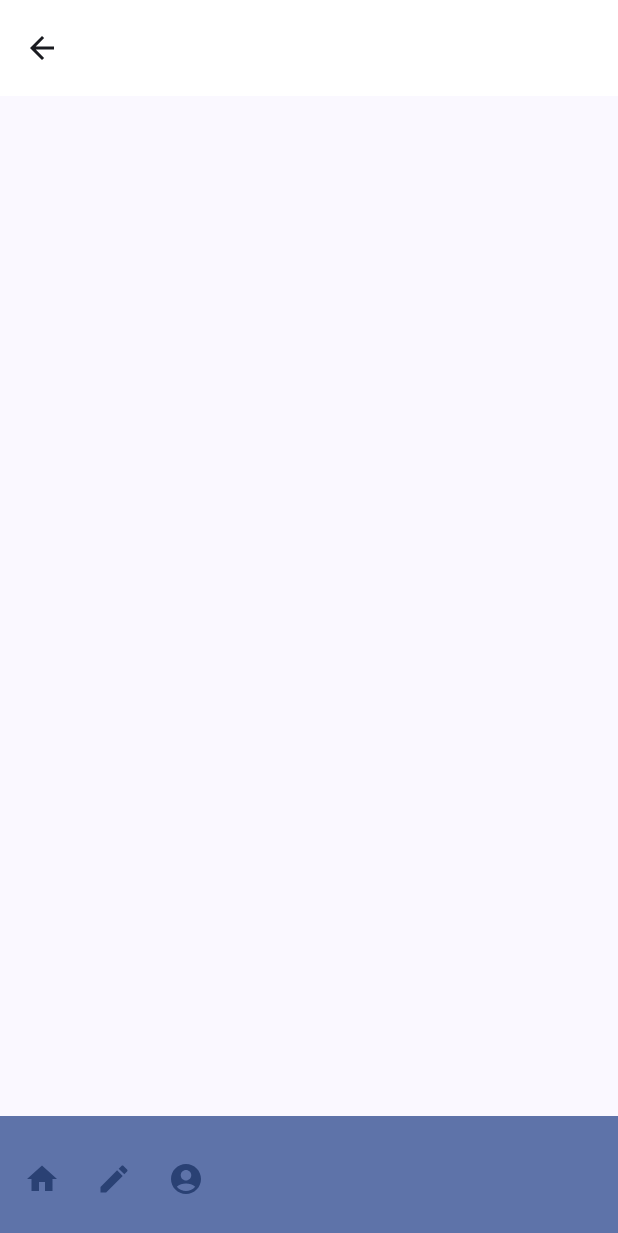
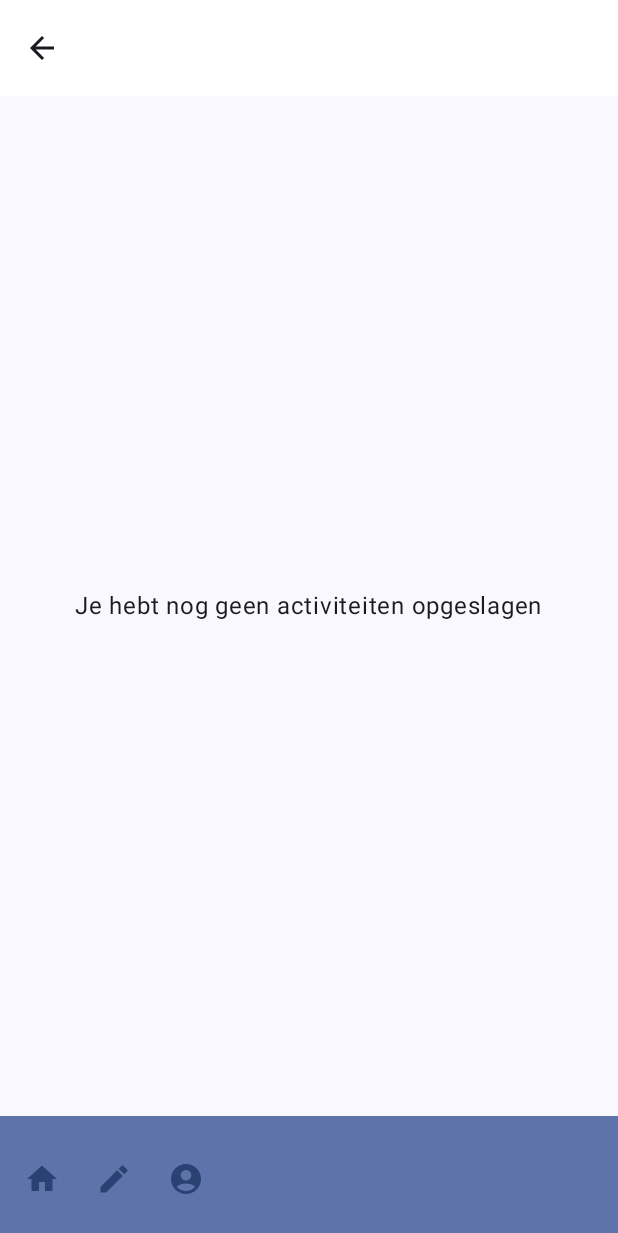
Before and after one commit to Warrevdh/Android, an Android app built with Jetpack Compose: the ProfileScreen screen opened through its navigation route, on a phone screen of 412 x 824 dp. Shown: the top 1233 px of the screen. Run offline under Robolectric (Android 15) with nearby library versions, the phone set to English and light mode, and no system bars.

Commit message:
Better user experience + new buttons

```diff
--- a/BoredApp/app/src/main/java/com/example/boredapp/ui/HomeScreen.kt
+++ b/BoredApp/app/src/main/java/com/example/boredapp/ui/HomeScreen.kt
@@ -1,12 +1,29 @@
 package com.example.boredapp.ui
 
 import androidx.compose.foundation.layout.Box
+import androidx.compose.foundation.layout.Column
+import androidx.compose.foundation.layout.fillMaxWidth
+import androidx.compose.material3.Text
 import androidx.compose.runtime.Composable
 import androidx.compose.runtime.getValue
+import androidx.compose.ui.Alignment
 import androidx.compose.ui.Modifier
+import androidx.compose.ui.text.font.FontWeight
+import androidx.compose.ui.unit.sp
 
 @Composable
 fun HomeScreen(modifier: Modifier = Modifier) {
     Box(modifier = modifier) {
+        Column(
+            modifier = modifier.fillMaxWidth(),
+            horizontalAlignment = Alignment.CenterHorizontally,
+        ) {
+            Text(
+                text = "Bored app",
+                fontWeight = FontWeight.Bold,
+                fontSize = 32.sp,
+            )
+            Text(text = "Find something to do", fontSize = 16.sp)
+        }
     }
 }
--- a/BoredApp/app/src/main/java/com/example/boredapp/ui/profile/ProfileScreen.kt
+++ b/BoredApp/app/src/main/java/com/example/boredapp/ui/profile/ProfileScreen.kt
@@ -1,16 +1,29 @@
 package com.example.boredapp.ui.profile
 
 import androidx.compose.foundation.layout.Box
+import androidx.compose.foundation.layout.Column
+import androidx.compose.foundation.layout.fillMaxSize
+import androidx.compose.foundation.layout.fillMaxWidth
+import androidx.compose.foundation.layout.padding
 import androidx.compose.foundation.lazy.LazyColumn
 import androidx.compose.foundation.lazy.items
+import androidx.compose.material3.Button
 import androidx.compose.material3.CircularProgressIndicator
 import androidx.compose.material3.Text
 import androidx.compose.runtime.Composable
+import androidx.compose.runtime.LaunchedEffect
 import androidx.compose.runtime.collectAsState
 import androidx.compose.runtime.getValue
+import androidx.compose.runtime.mutableStateOf
+import androidx.compose.runtime.remember
+import androidx.compose.runtime.setValue
+import androidx.compose.ui.Alignment
 import androidx.compose.ui.Modifier
+import androidx.compose.ui.unit.dp
 import androidx.lifecycle.viewmodel.compose.viewModel
+import com.example.boredapp.model.Activity
 import com.example.boredapp.ui.components.ActivityItem
+import com.example.boredapp.ui.components.Dialog
 
 @Composable
 fun ProfileScreen(
@@ -18,8 +31,15 @@ fun ProfileScreen(
     activityViewModel: SavedActivitiesViewModel = viewModel(factory = SavedActivitiesViewModel.Factory),
 ) {
     val savedActivitiesState by activityViewModel.savedActivityList.collectAsState()
+    val activityListState = activityViewModel.activityListState
+    var deleteOne by remember { mutableStateOf(false) }
+    var deleteAll by remember { mutableStateOf(false) }
+    var confirmedItem: Activity? by remember { mutableStateOf(null) }
+    var emptyList by remember { mutableStateOf(false) }
 
-    val activityListState = activityViewModel.activityListState
+    LaunchedEffect(savedActivitiesState) {
+        emptyList = savedActivitiesState.activities.isEmpty()
+    }
 
     Box(modifier = modifier) {
         when (activityListState) {
@@ -27,18 +47,73 @@ fun ProfileScreen(
                 CircularProgressIndicator()
             }
             is ActivityListState.Success -> {
-                LazyColumn {
-                    items(savedActivitiesState.activities) {
-                        ActivityItem(activity = it)
+                if (emptyList) {
+                    Box(
+                        modifier = Modifier.fillMaxSize(),
+                        contentAlignment = Alignment.Center,
+                    ) {
+                        Text(text = "Je hebt nog geen activiteiten opgeslagen")
+                    }
+                } else {
+                    Column(modifier = modifier.fillMaxSize()) {
+                        Button(
+                            onClick = {
+                                deleteAll = true
+                            },
+                            modifier = Modifier
+                                .fillMaxWidth()
+                                .padding(8.dp),
+                        ) {
+                            Text(text = "Verwijder alle activiteiten")
+                        }
+                        LazyColumn {
+                            items(savedActivitiesState.activities) {
+                                ActivityItem(
+                                    activity = it,
+                                    inList = true,
+                                    showConfirmation = {
+                                        deleteOne = true
+                                        confirmedItem = it
+                                    },
+                                )
+                            }
+                        }
+                        if (deleteOne) {
+                            Dialog(
+                                closeDialog = {
+                                    deleteOne = false
+                                },
+                                {
+                                    confirmedItem?.let { confirmedActivity ->
+                                        activityViewModel.deleteActivity(confirmedActivity)
+                                    }
+                                    deleteOne = false
+                                    confirmedItem = null
+                                },
+                                title = "Verwijder activiteit",
+                                text = "Weet je zeker dat je deze activiteit wilt verwijderen?",
+                            )
+                        }
                     }
                 }
             }
             is ActivityListState.Error -> {
                 Text(text = "Error")
             }
-            is ActivityListState.Empty -> {
-                Text(text = "Empty")
-            }
         }
     }
+
+    if (deleteAll) {
+        Dialog(
+            closeDialog = {
+                deleteAll = false
+            },
+            {
+                activityViewModel.clearList()
+                deleteAll = false
+            },
+            title = "Verwijder alle activiteiten",
+            text = "Weet je zeker dat je alle activiteiten wilt verwijderen?",
+        )
+    }
 }
--- a/BoredApp/app/src/main/java/com/example/boredapp/ui/profile/SavedActivitiesState.kt
+++ b/BoredApp/app/src/main/java/com/example/boredapp/ui/profile/SavedActivitiesState.kt
@@ -7,7 +7,6 @@ data class SavedActivitiesState(
 )
 
 sealed interface ActivityListState {
-    object Empty : ActivityListState
     object Loading : ActivityListState
     object Success : ActivityListState
     object Error : ActivityListState
```
Also changed, not shown: BoredApp/app/src/main/java/com/example/boredapp/data/ActivityRepository.kt (+11 -0 lines), BoredApp/app/src/main/java/com/example/boredapp/data/database/ActivityDao.kt (+7 -0 lines), BoredApp/app/src/main/java/com/example/boredapp/ui/components/ActivityItem.kt (+34 -0 lines), BoredApp/app/src/main/java/com/example/boredapp/ui/components/Dialog.kt (added, +32 -0 lines), BoredApp/app/src/main/java/com/example/boredapp/ui/createActivity/CreateActivityItem.kt (+18 -22 lines), BoredApp/app/src/main/java/com/example/boredapp/ui/createActivity/GenerateActivityViewModel.kt (+7 -3 lines), BoredApp/app/src/main/java/com/example/boredapp/ui/profile/SavedActivitiesViewModel.kt (+24 -0 lines).
